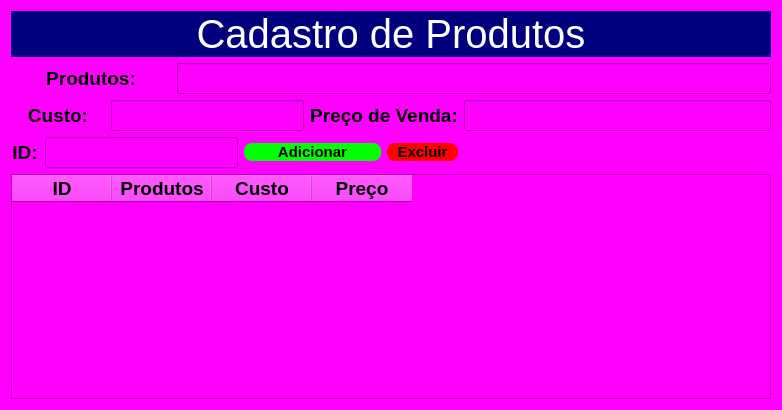
The window that gui/Produtos.ui (kadu13/PySide) describes before a commit, drawn with Qt 5.
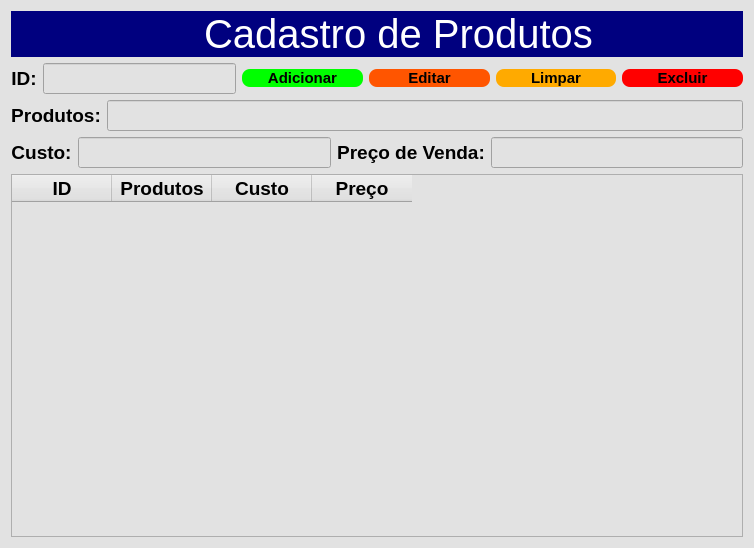
The same window after the commit. Icons and pictures are not drawn.

Patch:
```diff
--- a/gui/Produtos.ui
+++ b/gui/Produtos.ui
@@ -6,39 +6,20 @@
    <rect>
     <x>0</x>
     <y>0</y>
-    <width>782</width>
-    <height>410</height>
+    <width>754</width>
+    <height>548</height>
    </rect>
   </property>
   <property name="windowTitle">
    <string>Dialog</string>
   </property>
   <property name="styleSheet">
-   <string notr="true">background-color: rgb(255, 0, 255);</string>
+   <string notr="true">background-color: rgb(226, 226, 226);</string>
   </property>
-  <layout class="QGridLayout" name="gridLayout_2">
-   <item row="0" column="0">
+  <layout class="QGridLayout" name="gridLayout_4">
+   <item row="2" column="0">
     <layout class="QGridLayout" name="gridLayout">
-     <item row="0" column="0" colspan="8">
-      <widget class="QLabel" name="label">
-       <property name="font">
-        <font>
-         <pointsize>30</pointsize>
-        </font>
-       </property>
-       <property name="styleSheet">
-        <string notr="true">color: rgb(255, 255, 255);
-background-color: rgb(0, 0, 127);</string>
-       </property>
-       <property name="text">
-        <string>Cadastro de Produtos</string>
-       </property>
-       <property name="alignment">
-        <set>Qt::AlignCenter</set>
-       </property>
-      </widget>
-     </item>
-     <item row="1" column="0" colspan="3">
+     <item row="0" column="0">
       <widget class="QLabel" name="label_2">
        <property name="font">
         <font>
@@ -55,7 +36,7 @@
        </property>
       </widget>
      </item>
-     <item row="1" column="3" colspan="5">
+     <item row="0" column="1">
       <widget class="QLineEdit" name="L_Produto">
        <property name="font">
         <font>
@@ -66,7 +47,11 @@
        </property>
       </widget>
      </item>
-     <item row="2" column="0" colspan="2">
+    </layout>
+   </item>
+   <item row="3" column="0">
+    <layout class="QGridLayout" name="gridLayout_2">
+     <item row="0" column="0">
       <widget class="QLabel" name="label_3">
        <property name="font">
         <font>
@@ -83,7 +68,7 @@
        </property>
       </widget>
      </item>
-     <item row="2" column="2" colspan="3">
+     <item row="0" column="1">
       <widget class="QLineEdit" name="L_Custo">
        <property name="font">
         <font>
@@ -94,7 +79,7 @@
        </property>
       </widget>
      </item>
-     <item row="2" column="5" colspan="2">
+     <item row="0" column="2">
       <widget class="QLabel" name="label_4">
        <property name="font">
         <font>
@@ -111,7 +96,7 @@
        </property>
       </widget>
      </item>
-     <item row="2" column="7">
+     <item row="0" column="3">
       <widget class="QLineEdit" name="L_Preco">
        <property name="font">
         <font>
@@ -122,8 +107,257 @@
        </property>
       </widget>
      </item>
-     <item row="3" column="0">
+    </layout>
+   </item>
+   <item row="5" column="0">
+    <widget class="QTableWidget" name="Tab_Produto">
+     <property name="font">
+      <font>
+       <pointsize>14</pointsize>
+       <weight>75</weight>
+       <bold>true</bold>
+      </font>
+     </property>
+     <column>
+      <property name="text">
+       <string>ID</string>
+      </property>
+      <property name="font">
+       <font>
+        <pointsize>14</pointsize>
+        <weight>75</weight>
+        <bold>true</bold>
+       </font>
+      </property>
+     </column>
+     <column>
+      <property name="text">
+       <string>Produtos</string>
+      </property>
+      <property name="font">
+       <font>
+        <pointsize>14</pointsize>
+        <weight>75</weight>
+        <bold>true</bold>
+       </font>
+      </property>
+     </column>
+     <column>
+      <property name="text">
+       <string>Custo</string>
+      </property>
+      <property name="font">
+       <font>
+        <pointsize>14</pointsize>
+        <weight>75</weight>
+        <bold>true</bold>
+       </font>
+      </property>
+     </column>
+     <column>
+      <property name="text">
+       <string>Preço</string>
+      </property>
+      <property name="font">
+       <font>
+        <pointsize>14</pointsize>
+        <weight>75</weight>
+        <bold>true</bold>
+       </font>
+      </property>
+     </column>
+    </widget>
+   </item>
+   <item row="0" column="0">
+    <layout class="QHBoxLayout" name="horizontalLayout">
+     <property name="spacing">
+      <number>0</number>
+     </property>
+     <item>
+      <widget class="QPushButton" name="btn_Voltar">
+       <property name="sizePolicy">
+        <sizepolicy hsizetype="Fixed" vsizetype="Minimum">
+         <horstretch>0</horstretch>
+         <verstretch>0</verstretch>
+        </sizepolicy>
+       </property>
+       <property name="font">
+        <font>
+         <family>Segoe UI Black</family>
+         <pointsize>12</pointsize>
+         <weight>75</weight>
+         <bold>true</bold>
+        </font>
+       </property>
+       <property name="cursor">
+        <cursorShape>PointingHandCursor</cursorShape>
+       </property>
+       <property name="styleSheet">
+        <string notr="true">QPushButton{
+	background-color: rgb(0, 0, 127);
+	color: rgb(255, 255, 255);
+   border-radius: 0px
+}
+
+QPushButton:hover{
+	background-color: rgb(206, 206, 206);
+  color:rgb(200,200,200)
+}
+
+QPushButton:pressed{
+  background-color:rgb(35,35,35);
+  color:rgb(200,200,200)
+}</string>
+       </property>
+       <property name="text">
+        <string/>
+       </property>
+       <property name="icon">
+        <iconset resource="icons.qrc">
+         <normaloff>:/image/imagens/voltar1.png</normaloff>:/image/imagens/voltar1.png</iconset>
+       </property>
+       <property name="iconSize">
+        <size>
+         <width>80</width>
+         <height>40</height>
+        </size>
+       </property>
+      </widget>
+     </item>
+     <item>
+      <widget class="QLabel" name="label">
+       <property name="font">
+        <font>
+         <pointsize>30</pointsize>
+        </font>
+       </property>
+       <property name="styleSheet">
+        <string notr="true">color: rgb(255, 255, 255);
+background-color: rgb(0, 0, 127);</string>
+       </property>
+       <property name="text">
+        <string>Cadastro de Produtos</string>
+       </property>
+       <property name="alignment">
+        <set>Qt::AlignCenter</set>
+       </property>
+      </widget>
+     </item>
+    </layout>
+   </item>
+   <item row="1" column="0">
+    <layout class="QGridLayout" name="gridLayout_3">
+     <item row="0" column="3">
+      <widget class="QPushButton" name="btn_Editar">
+       <property name="font">
+        <font>
+         <pointsize>11</pointsize>
+         <weight>75</weight>
+         <bold>true</bold>
+        </font>
+       </property>
+       <property name="cursor">
+        <cursorShape>PointingHandCursor</cursorShape>
+       </property>
+       <property name="styleSheet">
+        <string notr="true">QPushButton{
+	background-color: rgb(255, 85, 0);
+   border-radius: 8px
+}
+
+QPushButton:hover{
+  background-color:rgb(50,50,50);
+  color:rgb(200,200,200)
+}
+
+QPushButton:pressed{
+  background-color:rgb(35,35,35);
+  color:rgb(200,200,200)
+}</string>
+       </property>
+       <property name="text">
+        <string>Editar</string>
+       </property>
+       <property name="icon">
+        <iconset resource="icons.qrc">
+         <normaloff>:/image/imagens/editar (1).png</normaloff>:/image/imagens/editar (1).png</iconset>
+       </property>
+       <property name="iconSize">
+        <size>
+         <width>25</width>
+         <height>25</height>
+        </size>
+       </property>
+      </widget>
+     </item>
+     <item row="0" column="5">
+      <widget class="QPushButton" name="btn_Excluir">
+       <property name="font">
+        <font>
+         <pointsize>11</pointsize>
+         <weight>75</weight>
+         <bold>true</bold>
+        </font>
+       </property>
+       <property name="cursor">
+        <cursorShape>PointingHandCursor</cursorShape>
+       </property>
+       <property name="styleSheet">
+        <string notr="true">QPushButton{  
+   background-color: rgb(255, 0, 0);
+   border-radius: 8px
+}
+
+QPushButton:hover{
+  background-color:rgb(50,50,50);
+  color:rgb(200,200,200)
+}
+
+QPushButton:pressed{
+  background-color:rgb(35,35,35);
+  color:rgb(200,200,200)
+}</string>
+       </property>
+       <property name="text">
+        <string>Excluir</string>
+       </property>
+       <property name="icon">
+        <iconset resource="icons.qrc">
+         <normaloff>:/image/imagens/excluir-arquivo.png</normaloff>:/image/imagens/excluir-arquivo.png</iconset>
+       </property>
+       <property name="iconSize">
+        <size>
+         <width>25</width>
+         <height>25</height>
+        </size>
+       </property>
+      </widget>
+     </item>
+     <item row="0" column="1">
+      <widget class="QLineEdit" name="L_Id">
+       <property name="sizePolicy">
+        <sizepolicy hsizetype="Fixed" vsizetype="Fixed">
+         <horstretch>0</horstretch>
+         <verstretch>0</verstretch>
+        </sizepolicy>
+       </property>
+       <property name="font">
+        <font>
+         <pointsize>14</pointsize>
+         <weight>75</weight>
+         <bold>true</bold>
+        </font>
+       </property>
+      </widget>
+     </item>
+     <item row="0" column="0">
       <widget class="QLabel" name="label_5">
+       <property name="sizePolicy">
+        <sizepolicy hsizetype="Fixed" vsizetype="Fixed">
+         <horstretch>0</horstretch>
+         <verstretch>0</verstretch>
+        </sizepolicy>
+       </property>
        <property name="font">
         <font>
          <pointsize>14</pointsize>
@@ -139,18 +373,7 @@
        </property>
       </widget>
      </item>
-     <item row="3" column="1" colspan="3">
-      <widget class="QLineEdit" name="L_Id">
-       <property name="font">
-        <font>
-         <pointsize>14</pointsize>
-         <weight>75</weight>
-         <bold>true</bold>
-        </font>
-       </property>
-      </widget>
-     </item>
-     <item row="3" column="4" colspan="2">
+     <item row="0" column="2">
       <widget class="QPushButton" name="btn_Adicionar">
        <property name="font">
         <font>
@@ -181,69 +404,20 @@
        <property name="text">
         <string>Adicionar</string>
        </property>
-      </widget>
-     </item>
-     <item row="4" column="0" colspan="8">
-      <widget class="QTableWidget" name="Tab_Produto">
-       <property name="font">
-        <font>
-         <pointsize>14</pointsize>
-         <weight>75</weight>
-         <bold>true</bold>
-        </font>
+       <property name="icon">
+        <iconset resource="icons.qrc">
+         <normaloff>:/image/imagens/mais (2).png</normaloff>:/image/imagens/mais (2).png</iconset>
        </property>
-       <column>
-        <property name="text">
-         <string>ID</string>
-        </property>
-        <property name="font">
-         <font>
-          <pointsize>14</pointsize>
-          <weight>75</weight>
-          <bold>true</bold>
-         </font>
-        </property>
-       </column>
-       <column>
-        <property name="text">
-         <string>Produtos</string>
-        </property>
-        <property name="font">
-         <font>
-          <pointsize>14</pointsize>
-          <weight>75</weight>
-          <bold>true</bold>
-         </font>
-        </property>
-       </column>
-       <column>
-        <property name="text">
-         <string>Custo</string>
-        </property>
-        <property name="font">
-         <font>
-          <pointsize>14</pointsize>
-          <weight>75</weight>
-          <bold>true</bold>
-         </font>
-        </property>
-       </column>
-       <column>
-        <property name="text">
-         <string>Preço</string>
-        </property>
-        <property name="font">
-         <font>
-          <pointsize>14</pointsize>
-          <weight>75</weight>
-          <bold>true</bold>
-         </font>
-        </property>
-       </column>
+       <property name="iconSize">
+        <size>
+         <width>25</width>
+         <height>25</height>
+        </size>
+       </property>
       </widget>
      </item>
-     <item row="3" column="6">
-      <widget class="QPushButton" name="btn_Excluir">
+     <item row="0" column="4">
+      <widget class="QPushButton" name="btn_Limpar">
        <property name="font">
         <font>
          <pointsize>11</pointsize>
@@ -255,8 +429,8 @@
         <cursorShape>PointingHandCursor</cursorShape>
        </property>
        <property name="styleSheet">
-        <string notr="true">QPushButton{  
-   background-color: rgb(255, 0, 0);
+        <string notr="true">QPushButton{
+	background-color: rgb(255, 170, 0);
    border-radius: 8px
 }
 
@@ -271,7 +445,17 @@
 }</string>
        </property>
        <property name="text">
-        <string>Excluir</string>
+        <string>Limpar</string>
+       </property>
+       <property name="icon">
+        <iconset resource="icons.qrc">
+         <normaloff>:/image/imagens/limpar-limpo (1).png</normaloff>:/image/imagens/limpar-limpo (1).png</iconset>
+       </property>
+       <property name="iconSize">
+        <size>
+         <width>25</width>
+         <height>25</height>
+        </size>
        </property>
       </widget>
      </item>
```
Left out of the diff: 4 changed lines with no effect on the pictures.
